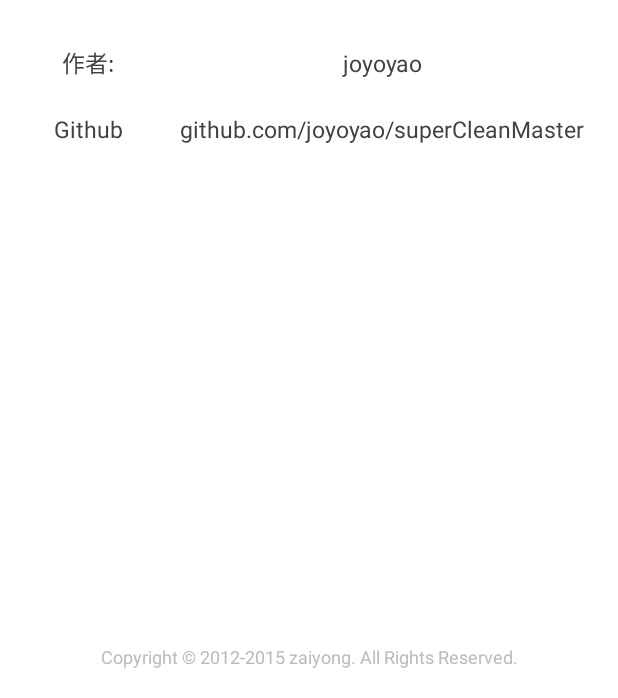
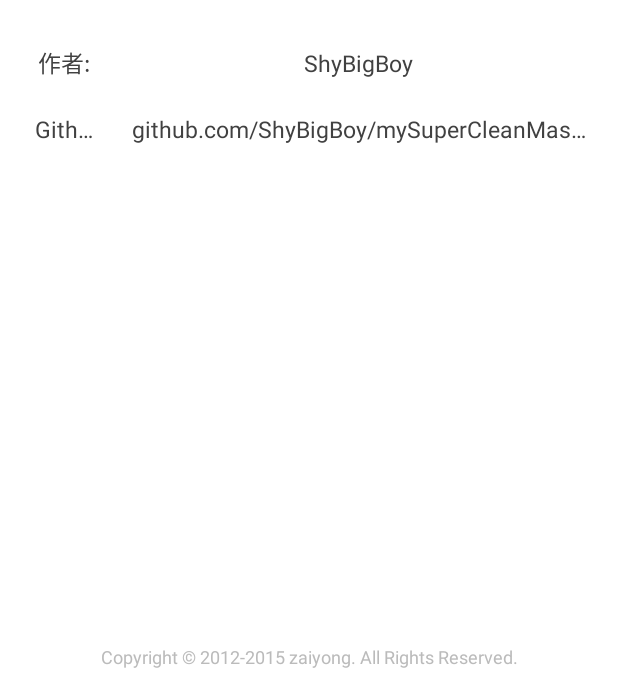
Before and after one commit to ShyBigBoy/mySuperCleanMaster, an Android app: the AboutActivity screen opened directly, with no data from a screen before it, on a phone screen of 412 x 824 dp, the part 538-1236 px from its top. Run offline under Robolectric (Android 15) with nearby library versions, the phone set to English and light mode, and no system bars; our stand-ins replace ButterKnife; 1 statement that could not run was skipped.

Commit message:
modify about

```diff
--- a/app/src/main/res/layout/about.xml
+++ b/app/src/main/res/layout/about.xml
@@ -123,13 +123,13 @@
                     android:layout_width="0dip"
                     android:layout_height="wrap_content"
                     android:layout_gravity="center"
-                    android:layout_weight="3"
+                    android:layout_weight="5"
                     android:duplicateParentState="true"
                     android:gravity="center"
                     android:paddingLeft="10.0dip"
                     android:paddingRight="10.0dip"
                     android:singleLine="true"
-                    android:text="joyoyao"
+                    android:text="ShyBigBoy"
                     android:textSize="15sp" />
             </LinearLayout>
 
@@ -161,14 +161,14 @@
                     android:layout_width="0dip"
                     android:layout_height="wrap_content"
                     android:layout_gravity="center"
-                    android:layout_weight="3"
+                    android:layout_weight="5"
                     android:duplicateParentState="true"
                     android:gravity="center"
                     android:linksClickable="true"
                     android:paddingLeft="10.0dip"
                     android:paddingRight="10.0dip"
                     android:singleLine="true"
-                    android:text="github.com/joyoyao/superCleanMaster"
+                    android:text="github.com/ShyBigBoy/mySuperCleanMaster"
                     android:textSize="15sp" />
             </LinearLayout>
 
--- a/app/src/main/res/xml/ui_settings.xml
+++ b/app/src/main/res/xml/ui_settings.xml
@@ -31,7 +31,7 @@
         <Preference
             android:key="pGithub"
             android:title="Github"
-            android:summary="github.com/joyoyao/superCleanMaster"
+            android:summary="https://github.com/ShyBigBoy/mySuperCleanMaster"
             />
 
         <Preference
```
Also changed, not shown: 3 other files.
